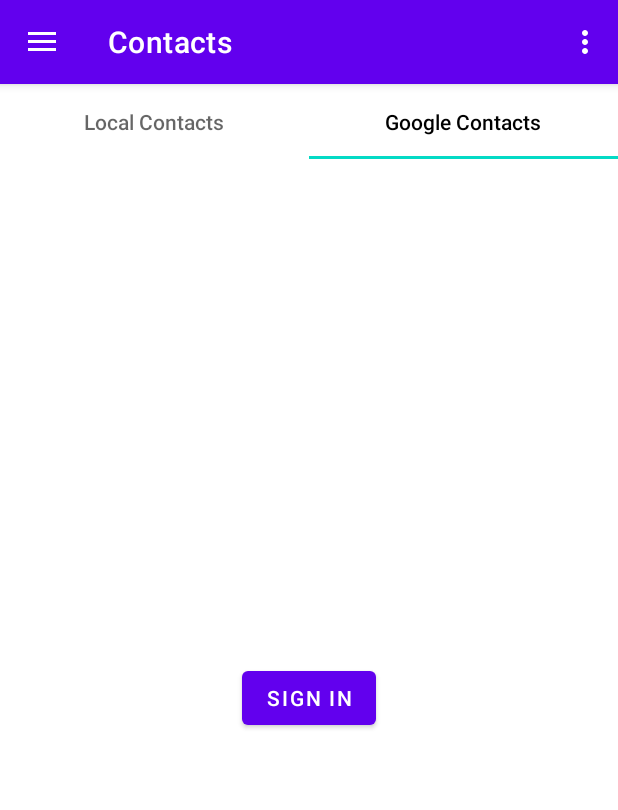
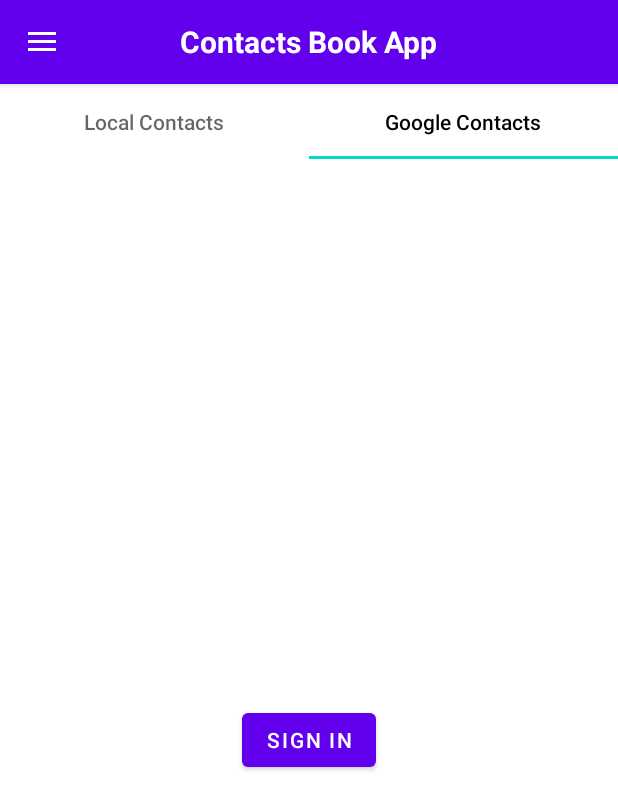
Before and after one commit to mayurpatil307/ContactsBook, an Android app: the screen it shows after launch (MainActivity), tab 2 chosen, on a phone screen of 412 x 824 dp. Shown: the top 810 px of the screen. Run offline under Robolectric (Android 15) with nearby library versions, the phone set to English and light mode, and no system bars; our stand-ins replace navigation-ui.

Commit message:
added circular transformations to images and collapsing toolbar

```diff
--- a/app/build.gradle
+++ b/app/build.gradle
@@ -52,7 +52,7 @@
     androidTestImplementation 'androidx.test.espresso:espresso-core:3.5.1'
 
     //Coil
-    implementation("io.coil-kt:coil:2.4.0")
+    implementation 'io.coil-kt:coil:2.4.0'
 
     //Firebase
     implementation 'com.google.firebase:firebase-auth-ktx:21.1.0'
--- a/app/src/main/java/com/example/contactsbook/MainActivity.kt
+++ b/app/src/main/java/com/example/contactsbook/MainActivity.kt
@@ -6,24 +6,23 @@
 import android.os.Bundle
 import android.util.Log
 import android.view.Menu
+import android.view.MenuItem
 import android.widget.Toast
-import androidx.activity.result.ActivityResultLauncher
 import androidx.activity.viewModels
-import com.google.android.material.snackbar.Snackbar
-import com.google.android.material.navigation.NavigationView
+import androidx.appcompat.app.AppCompatActivity
+import androidx.core.app.ActivityCompat
+import androidx.drawerlayout.widget.DrawerLayout
 import androidx.navigation.findNavController
 import androidx.navigation.ui.AppBarConfiguration
 import androidx.navigation.ui.navigateUp
 import androidx.navigation.ui.setupActionBarWithNavController
 import androidx.navigation.ui.setupWithNavController
-import androidx.drawerlayout.widget.DrawerLayout
-import androidx.appcompat.app.AppCompatActivity
-import androidx.core.app.ActivityCompat
 import com.example.contactsbook.databinding.ActivityMainBinding
 import com.example.contactsbook.extensions.isPermissionIsGranted
-import com.example.contactsbook.extensions.registerRequestLauncher
+import com.google.android.material.navigation.NavigationView
 
-class MainActivity : AppCompatActivity() {
+
+class MainActivity : AppCompatActivity(){
 
     private val viewModel: MainViewModel by viewModels()
     private lateinit var appBarConfiguration: AppBarConfiguration
@@ -32,10 +31,6 @@
     private val smsPermission = Manifest.permission.READ_SMS
     private val contactPermission = Manifest.permission.READ_CONTACTS
     private val callLogsPermission = Manifest.permission.READ_CALL_LOG
-
-    private val sharedPrefs by lazy {
-        getSharedPreferences("last_visited", Context.MODE_PRIVATE)
-    }
 
     override fun onCreate(savedInstanceState: Bundle?) {
         super.onCreate(savedInstanceState)
@@ -60,13 +55,10 @@
         val lastVisitedItemId = getLastVisitedItemId()
         if (lastVisitedItemId != R.id.nav_contacts) {
             navController.navigate(lastVisitedItemId)
-            Log.d("TAGGU", "not contacts: $lastVisitedItemId")
         } else {
             //default -> contacts
             navController.navigate(R.id.nav_contacts)
-            Log.d("TAGGU", "contacts: $lastVisitedItemId")
         }
-        Log.d("TAGGU", "nav_sms_inbox: $lastVisitedItemId")
 
         requestPermissions()
     }
@@ -74,12 +66,6 @@
     private fun getLastVisitedItemId(): Int {
         val sharedPrefs = getSharedPreferences("last_visited", Context.MODE_PRIVATE)
         return sharedPrefs.getInt("last_visited_item_id", R.id.nav_contacts)
-    }
-
-    override fun onCreateOptionsMenu(menu: Menu): Boolean {
-        // Inflate the menu; this adds items to the action bar if it is present.
-        menuInflater.inflate(R.menu.main, menu)
-        return true
     }
 
     override fun onSupportNavigateUp(): Boolean {
@@ -118,7 +104,11 @@
         if (requestCode == PERMISSION_REQUEST_CODE) {
             for (result in grantResults) {
                 if (result == PackageManager.PERMISSION_DENIED) {
-                    Toast.makeText(this, "Closing the app, since the permissions are necessary.", Toast.LENGTH_SHORT).show()
+                    Toast.makeText(
+                        this,
+                        "Closing the app, since the permissions are necessary.",
+                        Toast.LENGTH_SHORT
+                    ).show()
                     finish()
                     return
                 }
--- a/app/src/main/java/com/example/contactsbook/ui/contacts/localcontacts/LocalContactsAdapter.kt
+++ b/app/src/main/java/com/example/contactsbook/ui/contacts/localcontacts/LocalContactsAdapter.kt
@@ -5,6 +5,7 @@
 import android.view.ViewGroup
 import androidx.recyclerview.widget.RecyclerView
 import coil.load
+import coil.transform.CircleCropTransformation
 import com.example.contactsbook.databinding.ItemContactBinding
 import com.example.contactsbook.models.Contact
 
@@ -51,7 +52,9 @@
             binding.contactNumberTextView.text = item.phoneNumber
 
             if (item.photoUri != null) {
-                binding.contactImageView.load(Uri.parse(item.photoUri))
+                binding.contactImageView.load(Uri.parse(item.photoUri)){
+                    transformations(CircleCropTransformation())
+                }
             }
 
             binding.root.setOnClickListener {
--- a/app/src/main/res/layout/app_bar_main.xml
+++ b/app/src/main/res/layout/app_bar_main.xml
@@ -11,15 +11,47 @@
         android:layout_height="wrap_content"
         android:theme="@style/Theme.ContactsBook.AppBarOverlay">
 
-        <androidx.appcompat.widget.Toolbar
-            android:id="@+id/toolbar"
+        <com.google.android.material.appbar.CollapsingToolbarLayout
+            android:id="@+id/collapsingToolbar"
             android:layout_width="match_parent"
-            android:layout_height="?attr/actionBarSize"
-            android:background="?attr/colorPrimary"
-            app:popupTheme="@style/Theme.ContactsBook.PopupOverlay" />
+            android:layout_height="wrap_content"
+            app:layout_scrollFlags="scroll|enterAlways">
 
+            <androidx.appcompat.widget.Toolbar
+                android:id="@+id/toolbar"
+                android:layout_width="match_parent"
+                android:layout_height="wrap_content"
+                android:background="?attr/colorPrimary"
+                app:popupTheme="@style/Theme.ContactsBook.PopupOverlay" />
+
+            <TextView
+                android:id="@+id/toolbar_title"
+                android:layout_width="wrap_content"
+                android:layout_height="wrap_content"
+                android:layout_gravity="center"
+                android:text="Contacts Book App"
+                android:textSize="20sp"
+                android:textColor="@color/white"
+                android:textStyle="bold"
+                />
+        </com.google.android.material.appbar.CollapsingToolbarLayout>
     </com.google.android.material.appbar.AppBarLayout>
 
-    <include layout="@layout/content_main" />
+    <androidx.constraintlayout.widget.ConstraintLayout
+        android:layout_width="match_parent"
+        android:layout_height="match_parent"
+        app:layout_behavior="@string/appbar_scrolling_view_behavior">
+
+        <fragment
+            android:id="@+id/nav_host_fragment_content_main"
+            android:name="androidx.navigation.fragment.NavHostFragment"
+            android:layout_width="match_parent"
+            android:layout_height="match_parent"
+            app:defaultNavHost="true"
+            app:layout_constraintLeft_toLeftOf="parent"
+            app:layout_constraintRight_toRightOf="parent"
+            app:layout_constraintTop_toTopOf="parent"
+            app:navGraph="@navigation/mobile_navigation" />
+    </androidx.constraintlayout.widget.ConstraintLayout>
 
 </androidx.coordinatorlayout.widget.CoordinatorLayout>
--- a/app/src/main/res/values/strings.xml
+++ b/app/src/main/res/values/strings.xml
@@ -5,7 +5,7 @@
     <string name="nav_header_title">Contacts Book</string>
     <string name="nav_header_subtitle">android.studio@android.com</string>
     <string name="nav_header_desc">Navigation header</string>
-    <string name="action_settings">Settings</string>
+    <string name="action_settings">Refresh</string>
 
     <string name="menu_contacts">Contacts</string>
     <string name="menu_calls">Call Logs</string>
```
